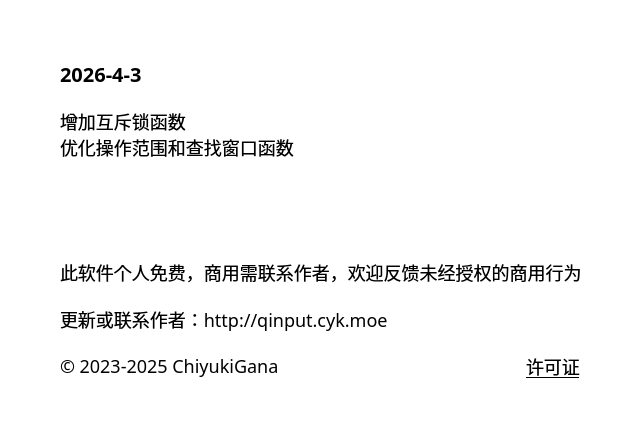
Old version of the form source/ui/AboutUi.ui in the repository ChiyukiGana/Quickinput.
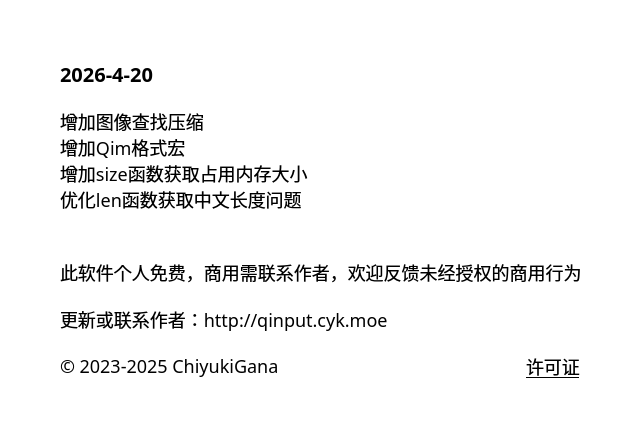
New version of the form.

```diff
--- a/source/ui/AboutUi.ui
+++ b/source/ui/AboutUi.ui
@@ -69,7 +69,7 @@
       <string notr="true">font-size:20px</string>
      </property>
      <property name="text">
-      <string>2026-4-3</string>
+      <string>2026-4-20</string>
      </property>
      <property name="textFormat">
       <enum>Qt::TextFormat::PlainText</enum>
@@ -85,8 +85,10 @@
       </sizepolicy>
      </property>
      <property name="text">
-      <string>增加互斥锁函数
-优化操作范围和查找窗口函数</string>
+      <string>增加图像查找压缩
+增加Qim格式宏
+增加size函数获取占用内存大小
+优化len函数获取中文长度问题</string>
      </property>
      <property name="textFormat">
       <enum>Qt::TextFormat::PlainText</enum>
```
